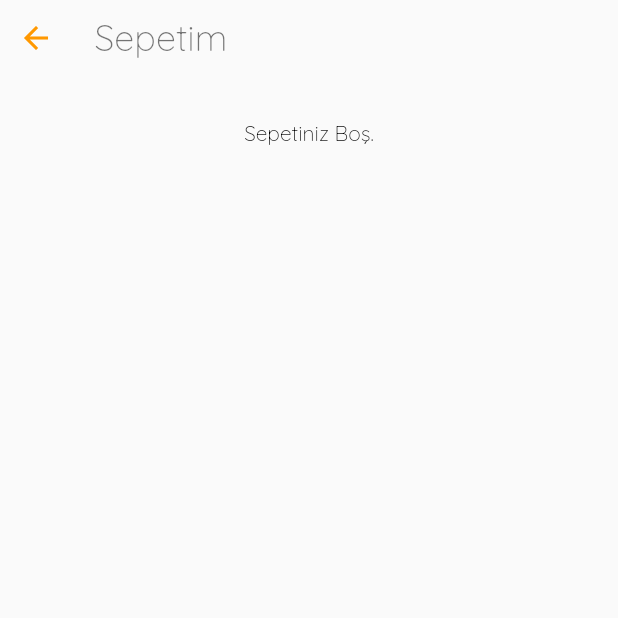
After one commit to mctaspinar/flutterShopping, a Flutter app: the CartScreen screen opened by its route, on a phone screen of 412 x 824 dp, the top half of it. The commit adds this screen. Run offline on Flutter 3.47's test engine with Material 2 defaults, Android fonts, the phone set to English and light mode, and no system bars; our stand-ins replace google_fonts; network calls fail.

Commit message:
cart screen added

```diff
--- a/lib/main.dart
+++ b/lib/main.dart
@@ -1,12 +1,13 @@
 import 'package:flutter/material.dart';
-import 'package:flutter_shopping/models/cart.dart';
+
 import 'package:provider/provider.dart';
 import 'package:google_fonts/google_fonts.dart';
 
 import './screens/product_detail_screen.dart';
 import './screens/product_overview_screen.dart';
 import './providers/products_provider.dart';
-import 'models/cart.dart';
+import './models/cart.dart';
+import './screens/cart_screen.dart';
 
 void main() {
   runApp(MyApp());
@@ -49,6 +50,7 @@ class MyApp extends StatelessWidget {
         routes: {
           ('/'): (context) => ProductOverViewScreen(),
           ProductDetailScreen.routeName: (context) => ProductDetailScreen(),
+          CartScreen.routeName: (context) => CartScreen(),
         },
       ),
     );
--- a/lib/models/cart.dart
+++ b/lib/models/cart.dart
@@ -1,12 +1,12 @@
 import 'package:flutter/foundation.dart';
 
-class CartItem {
+class CartItems {
   final String id;
   final String title;
   final int quantity;
   final double price;
 
-  CartItem({
+  CartItems({
     @required this.id,
     @required this.title,
     @required this.quantity,
@@ -15,9 +15,9 @@ class CartItem {
 }
 
 class Cart with ChangeNotifier {
-  Map<String, CartItem> _items = {};
+  Map<String, CartItems> _items = {};
 
-  Map<String, CartItem> get items {
+  Map<String, CartItems> get items {
     return {..._items};
   }
 
@@ -30,7 +30,7 @@ class Cart with ChangeNotifier {
       //change quantity
       _items.update(
         productId,
-        (value) => CartItem(
+        (value) => CartItems(
           id: value.id,
           title: value.title,
           price: value.price,
@@ -40,7 +40,7 @@ class Cart with ChangeNotifier {
     } else {
       _items.putIfAbsent(
           productId,
-          () => CartItem(
+          () => CartItems(
                 id: DateTime.now().toString(),
                 price: price,
                 title: title,
@@ -49,4 +49,20 @@ class Cart with ChangeNotifier {
     }
     notifyListeners();
   }
+
+  double get totalAmount {
+    var _total = 0.0;
+    _items.forEach((key, cartItem) {
+      _total += cartItem.price * cartItem.quantity;
+    });
+    return _total;
+  }
+
+  int get totalQuantity {
+    var _total = 0;
+    _items.forEach((key, cartItem) {
+      _total += cartItem.quantity;
+    });
+    return _total;
+  }
 }
--- /dev/null
+++ b/lib/screens/cart_screen.dart
@@ -0,0 +1,99 @@
+import 'package:flutter/material.dart';
+import '../models/cart.dart' show Cart;
+import '../widgets/app_bar.dart';
+import '../widgets/cart_item.dart';
+import 'package:provider/provider.dart';
+
+class CartScreen extends StatefulWidget {
+  static const routeName = '/cart';
+  @override
+  _CartScreenState createState() => _CartScreenState();
+}
+
+class _CartScreenState extends State<CartScreen> {
+  var _counter = 1;
+  @override
+  Widget build(BuildContext context) {
+    final cart = Provider.of<Cart>(context);
+    return Scaffold(
+      body: SafeArea(
+          child: Column(
+        crossAxisAlignment: CrossAxisAlignment.start,
+        children: [
+          CustomAppBar(
+            iconData: Icons.arrow_back,
+            toDo: () {
+              Navigator.of(context).pop();
+            },
+            title: 'Sepetim',
+            textStyle: Theme.of(context)
+                .textTheme
+                .headline6
+                .copyWith(color: Colors.black54),
+            popupMenuButton: false,
+            alignment: MainAxisAlignment.start,
+          ),
+          cart.itemCount == 0
+              ? Padding(
+                  padding: const EdgeInsets.only(top: 30),
+                  child: Center(
+                    child: Text("Sepetiniz Boş."),
+                  ),
+                )
+              : Expanded(
+                  child: Column(
+                    children: [
+                      Card(
+                        child: Padding(
+                          padding: const EdgeInsets.all(8.0),
+                          child: FittedBox(
+                            child: Row(
+                              mainAxisAlignment: MainAxisAlignment.spaceEvenly,
+                              children: [
+                                Text(
+                                  "Toplam ${cart.totalQuantity} adet ürün ${cart.totalAmount.toStringAsFixed(2)} ₺",
+                                  style: Theme.of(context)
+                                      .textTheme
+                                      .bodyText2
+                                      .copyWith(fontSize: 16),
+                                ),
+                                Padding(
+                                  padding: const EdgeInsets.all(8.0),
+                                  child: Row(
+                                    mainAxisAlignment: MainAxisAlignment.center,
+                                    children: [
+                                      ElevatedButton.icon(
+                                        onPressed: () {},
+                                        icon: Icon(Icons.check_circle_outline),
+                                        label: Text("Sipariş Ver"),
+                                      )
+                                    ],
+                                  ),
+                                )
+                              ],
+                            ),
+                          ),
+                        ),
+                      ),
+                      Expanded(
+                        child: ListView.builder(
+                            itemCount: cart.items.length,
+                            itemBuilder: (ctx, index) => CartItem(
+                                  price:
+                                      cart.items.values.toList()[index].price,
+                                  id: cart.items.values.toList()[index].id,
+                                  quantity: cart.items.values
+                                      .toList()[index]
+                                      .quantity,
+                                  title:
+                                      cart.items.values.toList()[index].title,
+                                )),
+                      ),
+                    ],
+                  ),
+                ),
+        ],
+      )),
+    );
+  }
+}
```
Also changed, not shown: lib/screens/main_drawer_screen.dart (+13 -7 lines), lib/widgets/app_bar.dart (+7 -3 lines), lib/widgets/cart_item.dart (added, +79 -0 lines).
